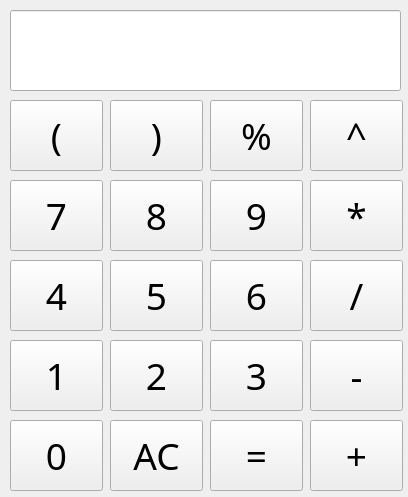
Qt form ProjectA/Calculate/mainwindow.ui (wolf-bolin/Jigsaw) before a commit.
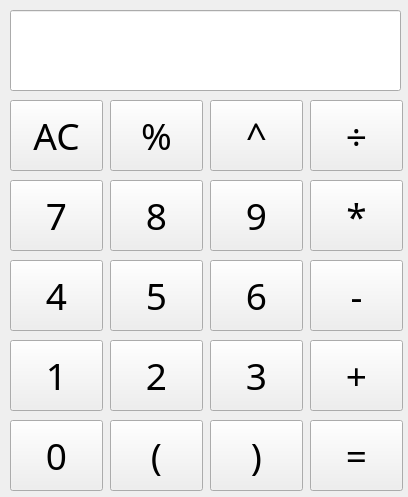
The same form after that commit.

Commit message: 改变了按钮位置

Patch:
```diff
--- a/ProjectA/Calculate/mainwindow.ui
+++ b/ProjectA/Calculate/mainwindow.ui
@@ -51,8 +51,8 @@
    <widget class="QPushButton" name="pushButton_Right">
     <property name="geometry">
      <rect>
-      <x>110</x>
-      <y>100</y>
+      <x>210</x>
+      <y>420</y>
       <width>93</width>
       <height>71</height>
      </rect>
@@ -70,8 +70,8 @@
    <widget class="QPushButton" name="pushButton_Left">
     <property name="geometry">
      <rect>
-      <x>10</x>
-      <y>100</y>
+      <x>110</x>
+      <y>420</y>
       <width>93</width>
       <height>71</height>
      </rect>
@@ -89,7 +89,7 @@
    <widget class="QPushButton" name="pushButton_Mod">
     <property name="geometry">
      <rect>
-      <x>210</x>
+      <x>110</x>
       <y>100</y>
       <width>93</width>
       <height>71</height>
@@ -108,7 +108,7 @@
    <widget class="QPushButton" name="pushButton_Power">
     <property name="geometry">
      <rect>
-      <x>310</x>
+      <x>210</x>
       <y>100</y>
       <width>93</width>
       <height>71</height>
@@ -185,7 +185,7 @@
     <property name="geometry">
      <rect>
       <x>310</x>
-      <y>260</y>
+      <y>100</y>
       <width>93</width>
       <height>71</height>
      </rect>
@@ -197,7 +197,7 @@
      </font>
     </property>
     <property name="text">
-     <string>/</string>
+     <string>÷</string>
     </property>
    </widget>
    <widget class="QPushButton" name="pushButton_1">
@@ -261,7 +261,7 @@
     <property name="geometry">
      <rect>
       <x>310</x>
-      <y>340</y>
+      <y>260</y>
       <width>93</width>
       <height>71</height>
      </rect>
@@ -298,8 +298,8 @@
    <widget class="QPushButton" name="pushButton_AC">
     <property name="geometry">
      <rect>
-      <x>110</x>
-      <y>420</y>
+      <x>10</x>
+      <y>100</y>
       <width>93</width>
       <height>71</height>
      </rect>
@@ -317,7 +317,7 @@
    <widget class="QPushButton" name="pushButton_Equal">
     <property name="geometry">
      <rect>
-      <x>210</x>
+      <x>310</x>
       <y>420</y>
       <width>93</width>
       <height>71</height>
@@ -337,7 +337,7 @@
     <property name="geometry">
      <rect>
       <x>310</x>
-      <y>420</y>
+      <y>340</y>
       <width>93</width>
       <height>71</height>
      </rect>
```
The commit also changes 1 other file.
